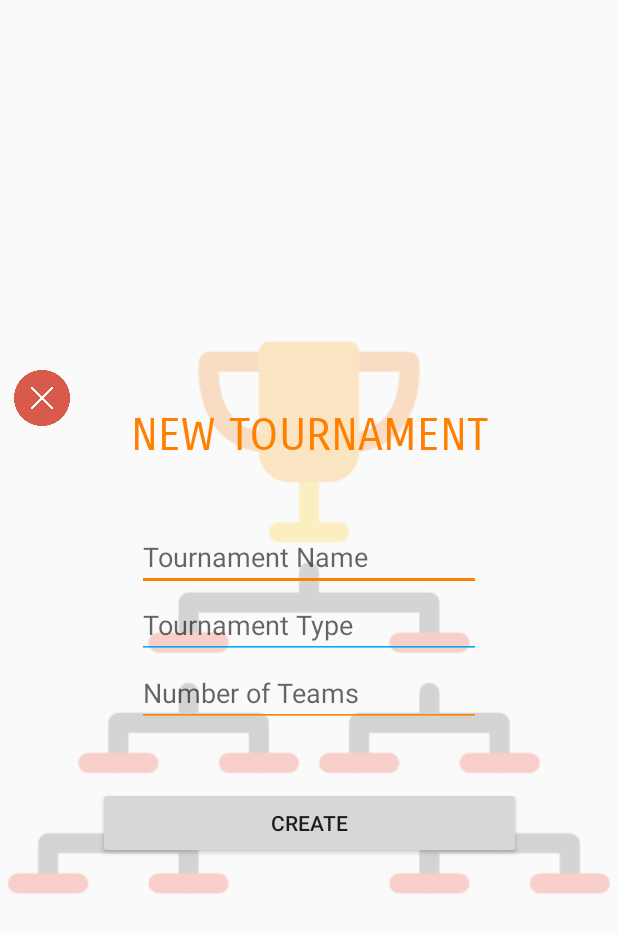
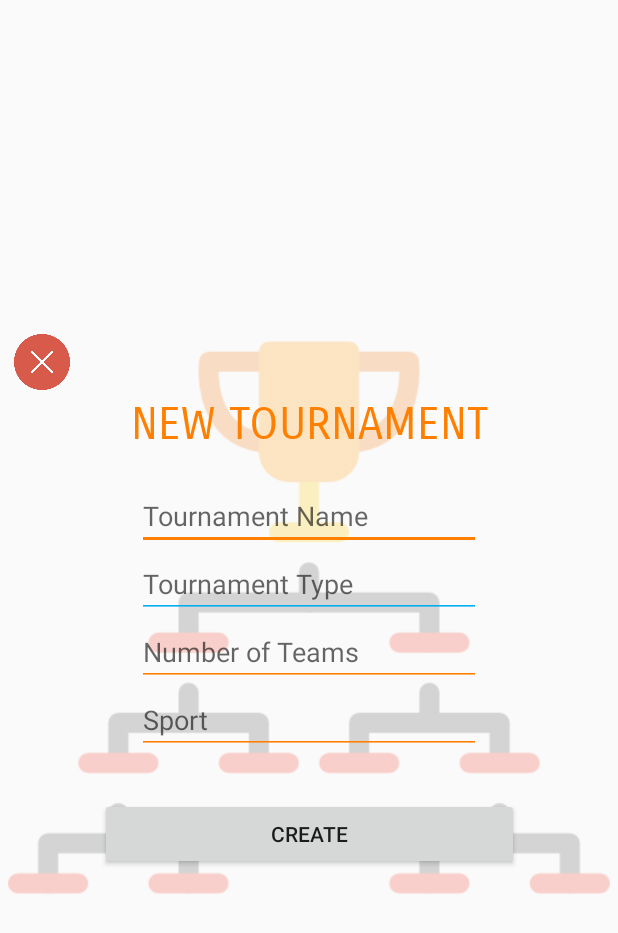
Before and after one commit to diannyguarin/sei2019i_2C, an Android app: the layout popup_create_tournament.xml on its own in the app's theme, with its tools: preview values and no code run, on a phone screen of 412 x 824 dp. Shown: the top 933 px of the screen. Run offline under Robolectric (Android 15) with nearby library versions, the phone set to English and light mode, and no system bars.

Commit message:
actualizacion pre-sptrint 2

```diff
--- a/code/Tournaments/app/src/main/AndroidManifest.xml
+++ b/code/Tournaments/app/src/main/AndroidManifest.xml
@@ -13,6 +13,7 @@
         android:theme="@style/AppTheme">
         <activity android:name=".Presentation.SignupActivity" />
         <activity android:name=".Presentation.UserHomeActivity" />
+        <activity android:name=".Presentation.CreateTournamentActivity" />
         <activity android:name=".Presentation.AdminHomeActivity" />
         <activity android:name=".Presentation.UserUpdateDataActivity" />
         <activity android:name=".Presentation.LoginActivity">
--- a/code/Tournaments/app/src/main/java/com/example/tournaments/Presentation/AdminHomeActivity.java
+++ b/code/Tournaments/app/src/main/java/com/example/tournaments/Presentation/AdminHomeActivity.java
@@ -19,6 +19,7 @@ public class AdminHomeActivity extends AppCompatActivity {
         setContentView(R.layout.activity_admin_home);
 
         tv_role = (TextView) findViewById(R.id.tv_role);
+
         newT = (FloatingActionButton) findViewById(R.id.newTour);
         newT.setOnClickListener(new View.OnClickListener() {
             @Override
--- a/code/Tournaments/app/src/main/java/com/example/tournaments/businessLogic/Controllers/CreateTournamentController.java
+++ b/code/Tournaments/app/src/main/java/com/example/tournaments/businessLogic/Controllers/CreateTournamentController.java
@@ -5,7 +5,7 @@ import com.example.tournaments.dataAcces.repositories.TournamentRepository;
 public class CreateTournamentController {
     private TournamentRepository tournamentRepository;
 
-    public boolean createTournament(int id, String name,int admin,int sport, int tournamentType, int numberOfTeams){
+    public boolean createTournament(int id, String name ,int admin,int sport, int tournamentType, int numberOfTeams){
         boolean success = false;
         try{
             tournamentRepository = new TournamentRepository();
--- a/code/Tournaments/app/src/main/java/com/example/tournaments/dataAcces/models/Administrator.java
+++ b/code/Tournaments/app/src/main/java/com/example/tournaments/dataAcces/models/Administrator.java
@@ -15,6 +15,10 @@ public class Administrator {
     public Administrator(String username, String password){
         this.username=username;
         this.password=password;
+    }
+
+    public Administrator() {
+
     }
 
     public int getId() {
--- a/code/Tournaments/app/src/main/java/com/example/tournaments/dataAcces/models/Sport.java
+++ b/code/Tournaments/app/src/main/java/com/example/tournaments/dataAcces/models/Sport.java
@@ -7,6 +7,10 @@ public class Sport {
     public Sport(int id, String sportname) {
         this.id = id;
         this.sportname = sportname;
+    }
+
+    public Sport() {
+        ;
     }
 
     public Sport(String sportname) {
--- a/code/Tournaments/app/src/main/java/com/example/tournaments/dataAcces/models/User.java
+++ b/code/Tournaments/app/src/main/java/com/example/tournaments/dataAcces/models/User.java
@@ -17,6 +17,9 @@ public class User {
         this.name = name;
         this.username = username;
         this.password = password;
+    }
+
+    public User() {
     }
 
     public int getId() {
--- a/code/Tournaments/app/src/main/res/layout/popup_create_tournament.xml
+++ b/code/Tournaments/app/src/main/res/layout/popup_create_tournament.xml
@@ -40,8 +40,8 @@
 
     <LinearLayout
         android:id="@+id/linearLayout"
-        android:layout_width="282dp"
-        android:layout_height="322dp"
+        android:layout_width="279dp"
+        android:layout_height="370dp"
         android:layout_marginStart="5dp"
         android:layout_marginTop="11dp"
         android:layout_marginEnd="5dp"
@@ -64,8 +64,7 @@
 
         <Space
             android:layout_width="match_parent"
-            android:layout_height="40dp" />
-
+            android:layout_height="20dp" />
 
 
         <EditText
@@ -97,9 +96,21 @@
             android:ems="10"
             android:hint="Number of Teams"
             android:inputType="textPersonName" />
+
+        <EditText
+            android:id="@+id/t_sport"
+            android:layout_width="229dp"
+            android:layout_height="wrap_content"
+            android:layout_gravity="center_horizontal"
+            android:backgroundTint="@color/orangeCorp"
+            android:ems="10"
+            android:hint="Sport"
+            android:inputType="textPersonName" />
+
         <Space
             android:layout_width="match_parent"
-            android:layout_height="40dp" />
+            android:layout_height="29dp" />
+
         <Button
             android:id="@+id/btn_create"
             android:layout_width="match_parent"
```
Also changed, not shown: code/Tournaments/app/src/main/java/com/example/tournaments/Presentation/CreateTournamentActivity.java (+31 -7 lines), code/Tournaments/app/src/main/java/com/example/tournaments/dataAcces/repositories/TypeRepository.java (+10 -10 lines).
